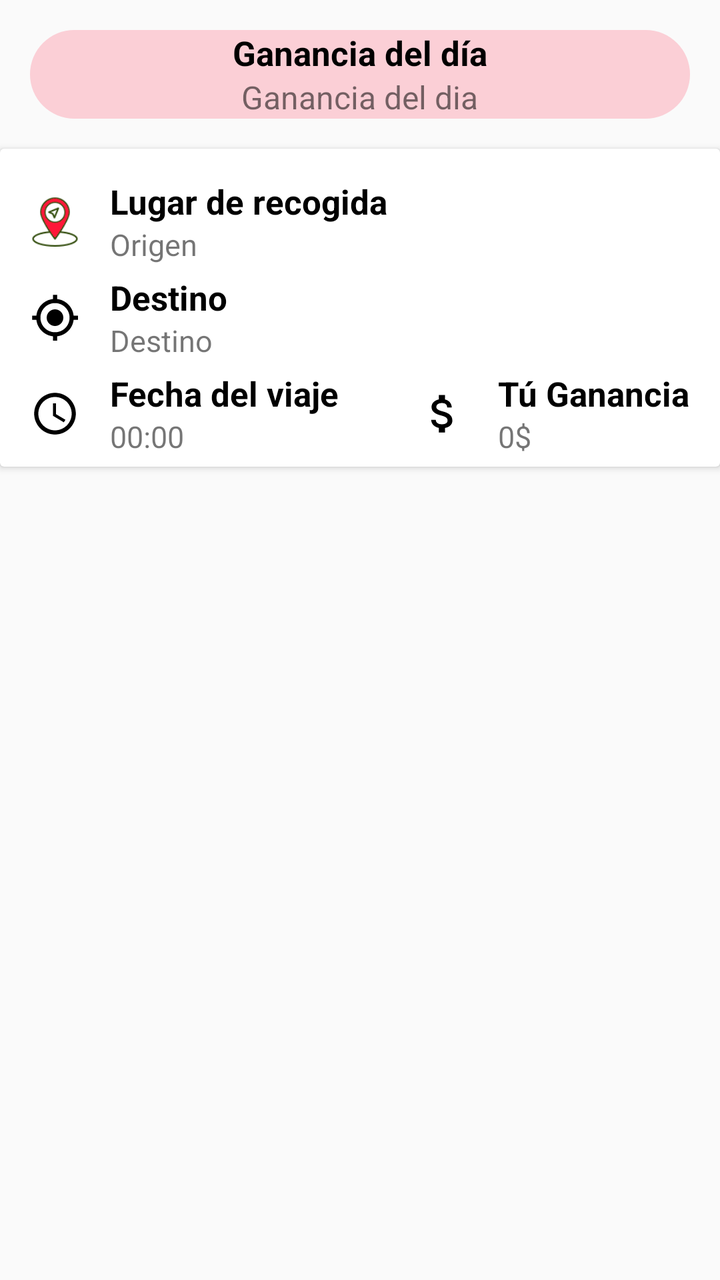
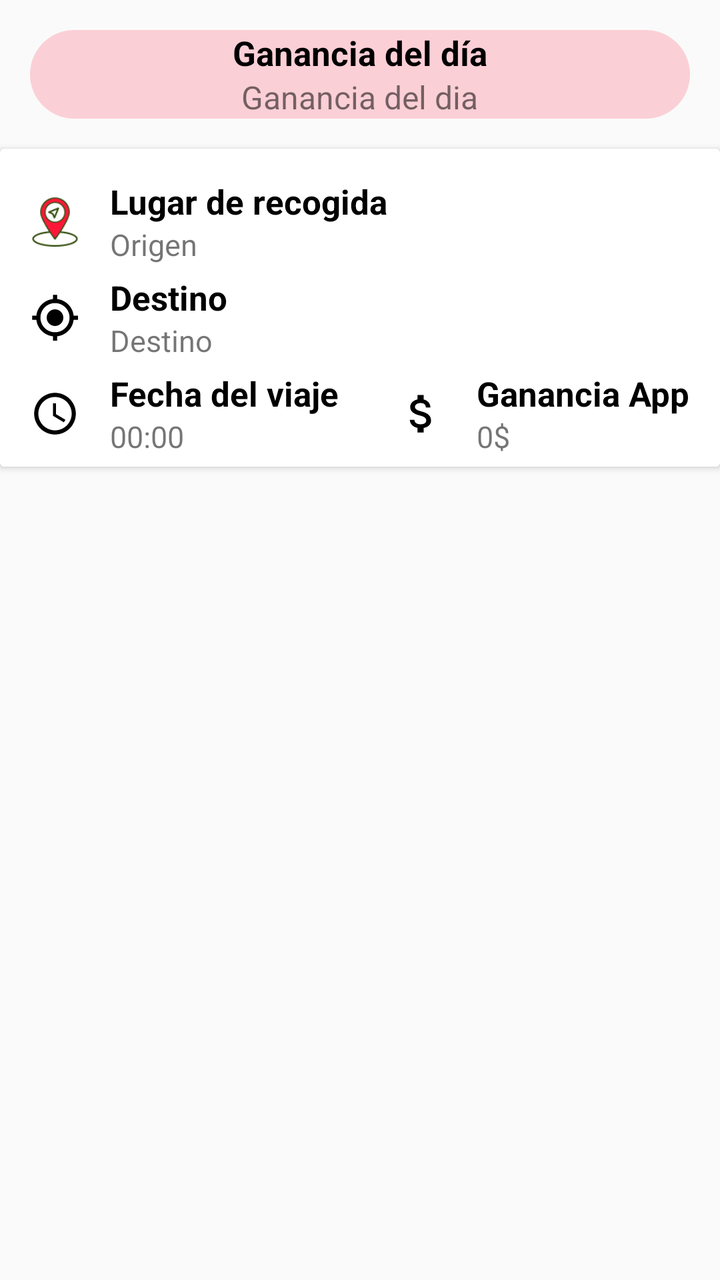

Screens rendered from an Android XML layout before and after an edit, with the pre-edit source and the edit as a unified diff.
<!-- AndroidManifest.xml: application theme Theme.Ixi_administrativo -->
<!-- res/layout/cardview_history.xml -->
<?xml version="1.0" encoding="utf-8"?>
<LinearLayout xmlns:android="http://schemas.android.com/apk/res/android"
    android:layout_width="match_parent"
    android:layout_height="wrap_content"
    android:orientation="vertical"
    android:layout_marginTop="5dp">

    <LinearLayout
        android:id="@+id/LinearGananciaDia"
        android:layout_width="match_parent"
        android:layout_height="wrap_content"
        android:orientation="vertical"
        android:layout_gravity="center"
        android:gravity="center"
        android:background="@drawable/fondo_redondo_rojo_claro"
        android:layout_margin="15dp">

        <TextView
            android:id="@+id/texview_gananciaDiaFecha"
            android:layout_width="wrap_content"
            android:layout_height="wrap_content"
            android:text="Ganancia del día"
            android:textStyle="bold"
            android:textColor="@color/black"
            android:textSize="17sp"/>

        <TextView
            android:id="@+id/textViewGanaciaDia"
            android:layout_width="wrap_content"
            android:layout_height="wrap_content"
            android:text="Ganancia del dia"
            android:textSize="16sp"/>

    </LinearLayout>

    <androidx.cardview.widget.CardView
        android:layout_width="match_parent"
        android:layout_height="wrap_content">

        <LinearLayout
            android:layout_width="match_parent"
            android:layout_height="match_parent"
            android:orientation="vertical"
            android:paddingTop="5dp"
            android:paddingBottom="5dp">


            <LinearLayout
                android:layout_width="match_parent"
                android:layout_height="wrap_content"
                android:orientation="horizontal"
                android:gravity="center_vertical"
                android:layout_marginLeft="15dp"
                android:layout_marginRight="15dp"
                android:layout_marginTop="5dp">




            </LinearLayout>

            <LinearLayout
                android:layout_width="match_parent"
                android:layout_height="wrap_content"
                android:orientation="horizontal"
                android:gravity="center_vertical"
                android:layout_marginLeft="15dp"
                android:layout_marginRight="15dp"
                android:layout_marginTop="5dp">

                <ImageView
                    android:layout_width="25dp"
                    android:layout_height="25dp"
                    android:src="@drawable/my_location_red" />

                <LinearLayout
                    android:layout_width="wrap_content"
                    android:layout_height="wrap_content"
                    android:orientation="vertical"
                    android:layout_marginLeft="15dp">

                    <TextView
                        android:layout_width="wrap_content"
                        android:layout_height="wrap_content"
                        android:text="Lugar de recogida"
                        android:textStyle="bold"
                        android:textColor="@color/black"
                        android:textSize="17sp"/>

                    <TextView
                        android:id="@+id/textViewPasajero"
                        android:layout_width="wrap_content"
                        android:layout_height="wrap_content"
                        android:text="Origen"
                        android:textSize="15sp"/>

                </LinearLayout>

            </LinearLayout>


            <LinearLayout
                android:layout_width="match_parent"
                android:layout_height="wrap_content"
                android:orientation="horizontal"
                android:gravity="center_vertical"
                android:layout_marginLeft="15dp"
                android:layout_marginRight="15dp"
                android:layout_marginTop="5dp">

                <ImageView
                    android:layout_width="25dp"
                    android:layout_height="25dp"
                    android:src="@drawable/baseline_my_location_24" />

                <LinearLayout
                    android:layout_width="wrap_content"
                    android:layout_height="wrap_content"
                    android:orientation="vertical"
                    android:layout_marginLeft="15dp">

                    <TextView
                        android:layout_width="wrap_content"
                        android:layout_height="wrap_content"
                        android:text="Destino"
                        android:textStyle="bold"
                        android:textColor="@color/black"
                        android:textSize="17sp"/>

                    <TextView
                        android:id="@+id/textViewDestination"
                        android:layout_width="wrap_content"
                        android:layout_height="wrap_content"
                        android:text="Destino"
                        android:textSize="15sp"/>

                </LinearLayout>

            </LinearLayout>


            <LinearLayout
                android:layout_width="match_parent"
                android:layout_height="wrap_content"
                android:orientation="horizontal"
                android:gravity="center_vertical"
                android:layout_marginLeft="15dp"
                android:layout_marginRight="15dp"
                android:layout_marginTop="5dp">

                <ImageView
                    android:layout_width="25dp"
                    android:layout_height="25dp"
                    android:src="@drawable/baseline_access_time_24" />

                <LinearLayout
                    android:layout_width="match_parent"
                    android:layout_height="match_parent"
                    android:layout_marginLeft="15dp"
                    android:layout_weight="1"
                    android:orientation="vertical">

                    <TextView
                        android:layout_width="wrap_content"
                        android:layout_height="wrap_content"
                        android:text="Fecha del viaje"
                        android:textColor="@color/black"
                        android:textSize="17sp"
                        android:textStyle="bold" />

                    <TextView
                        android:id="@+id/textViewDate"
                        android:layout_width="wrap_content"
                        android:layout_height="wrap_content"
                        android:text="00:00"
                        android:textSize="15sp" />

                </LinearLayout>

                <ImageView
                    android:layout_width="25dp"
                    android:layout_height="25dp"
                    android:src="@drawable/baseline_attach_money_24" />

                <LinearLayout
                    android:layout_width="wrap_content"
                    android:layout_height="wrap_content"
                    android:orientation="vertical"
                    android:layout_marginLeft="15dp">

                    <TextView
                        android:layout_width="wrap_content"
                        android:layout_height="wrap_content"
                        android:text="@string/TuGanancia"
                        android:textStyle="bold"
                        android:textColor="@color/black"
                        android:textSize="17sp"/>

                    <TextView
                        android:id="@+id/textViewGanacia"
                        android:layout_width="wrap_content"
                        android:layout_height="wrap_content"
                        android:text="0$"
                        android:textSize="15sp"/>

                </LinearLayout>

            </LinearLayout>

        </LinearLayout>
    </androidx.cardview.widget.CardView>
</LinearLayout>
<!-- resources referenced by this layout -->
<resources>
  <color name="black">#FF000000</color>
  <!-- drawable baseline_access_time_24 (drawable-v24) -->
  <vector android:height="24dp" android:tint="#000000"
      android:viewportHeight="24" android:viewportWidth="24"
      android:width="24dp" xmlns:android="http://schemas.android.com/apk/res/android">
      <path android:fillColor="@android:color/white" android:pathData="M11.99,2C6.47,2 2,6.48 2,12s4.47,10 9.99,10C17.52,22 22,17.52 22,12S17.52,2 11.99,2zM12,20c-4.42,0 -8,-3.58 -8,-8s3.58,-8 8,-8 8,3.58 8,8 -3.58,8 -8,8z"/>
      <path android:fillColor="@android:color/white" android:pathData="M12.5,7H11v6l5.25,3.15 0.75,-1.23 -4.5,-2.67z"/>
  </vector>
  <!-- drawable baseline_attach_money_24 (drawable) -->
  <vector android:height="24dp" android:tint="#000000"
      android:viewportHeight="24" android:viewportWidth="24"
      android:width="24dp" xmlns:android="http://schemas.android.com/apk/res/android">
      <path android:fillColor="@android:color/white" android:pathData="M11.8,10.9c-2.27,-0.59 -3,-1.2 -3,-2.15 0,-1.09 1.01,-1.85 2.7,-1.85 1.78,0 2.44,0.85 2.5,2.1h2.21c-0.07,-1.72 -1.12,-3.3 -3.21,-3.81V3h-3v2.16c-1.94,0.42 -3.5,1.68 -3.5,3.61 0,2.31 1.91,3.46 4.7,4.13 2.5,0.6 3,1.48 3,2.41 0,0.69 -0.49,1.79 -2.7,1.79 -2.06,0 -2.87,-0.92 -2.98,-2.1h-2.2c0.12,2.19 1.76,3.42 3.68,3.83V21h3v-2.15c1.95,-0.37 3.5,-1.5 3.5,-3.55 0,-2.84 -2.43,-3.81 -4.7,-4.4z"/>
  </vector>
  <!-- drawable baseline_my_location_24 (drawable) -->
  <vector android:height="24dp" android:tint="#000000"
      android:viewportHeight="24" android:viewportWidth="24"
      android:width="24dp" xmlns:android="http://schemas.android.com/apk/res/android">
      <path android:fillColor="@android:color/white" android:pathData="M12,8c-2.21,0 -4,1.79 -4,4s1.79,4 4,4 4,-1.79 4,-4 -1.79,-4 -4,-4zM20.94,11c-0.46,-4.17 -3.77,-7.48 -7.94,-7.94L13,1h-2v2.06C6.83,3.52 3.52,6.83 3.06,11L1,11v2h2.06c0.46,4.17 3.77,7.48 7.94,7.94L11,23h2v-2.06c4.17,-0.46 7.48,-3.77 7.94,-7.94L23,13v-2h-2.06zM12,19c-3.87,0 -7,-3.13 -7,-7s3.13,-7 7,-7 7,3.13 7,7 -3.13,7 -7,7z"/>
  </vector>
  <!-- drawable fondo_redondo_rojo_claro (drawable-v24) -->
  <?xml version="1.0" encoding="utf-8"?>
  <shape
      xmlns:android="http://schemas.android.com/apk/res/android">
  
      <corners android:radius="50dp"></corners>
      <solid android:color="@color/red_claro"></solid>
  </shape>
  <!-- drawable my_location_red: png bitmap (drawable, 3982 bytes) -->
  <string name="TuGanancia">Tú Ganancia</string>
  <style name="Theme.Ixi_administrativo" parent="Base.Theme.Ixi_administrativo" />
  <color name="red_claro">#31FB1B3E</color>
  <style name="Base.Theme.Ixi_administrativo" parent="Theme.AppCompat.Light.NoActionBar">
          
          <item name="colorPrimary">@color/rojo</item>
          <item name="colorPrimaryVariant">@color/white</item>
          <item name="colorOnPrimary">@color/white</item>
          
          <item name="colorSecondary">@color/black</item>
          <item name="colorSecondaryVariant">@color/rojo</item>
          <item name="colorOnSecondary">@color/black</item>
  
          <item name="android:statusBarColor">?attr/colorPrimary</item>
          <item name="colorControlNormal">@color/grey</item>
          <item name="colorControlActivated">@color/rojo</item>
          <item name="colorControlHighlight">@color/white</item>
          <item name="android:textColorHint">@color/white</item>
          <item name="android:progressBarStyle">@style/CustomProgressBar</item>
  
      </style>
  <color name="rojo">#EEF13737</color>
  <color name="white">#FFFFFFFF</color>
  <color name="grey">#BFBFBF</color>
  <style name="CustomProgressBar" parent="@android:style/Widget.ProgressBar">
          <item name="android:backgroundTint">@color/red</item>
      </style>
  <color name="red">#FF1739</color>
</resources>

<!-- the commit's change to res/layout/cardview_history.xml (unified diff, before → after) -->
@@ -191,10 +191,10 @@
                     <TextView
                         android:layout_width="wrap_content"
                         android:layout_height="wrap_content"
-                        android:text="@string/TuGanancia"
-                        android:textStyle="bold"
-                        android:textColor="@color/black"
-                        android:textSize="17sp"/>
+                        android:text="Ganancia App"
+                        android:textColor="@color/black"
+                        android:textSize="17sp"
+                        android:textStyle="bold" />
 
                     <TextView
                         android:id="@+id/textViewGanacia"
<!-- resource entries referenced after the edit -->
@@ -29,7 +29,6 @@
       <solid android:color="@color/red_claro"></solid>
   </shape>
   <!-- drawable my_location_red: png bitmap (drawable, 3982 bytes) -->
-  <string name="TuGanancia">Tú Ganancia</string>
   <style name="Theme.Ixi_administrativo" parent="Base.Theme.Ixi_administrativo" />
   <color name="red_claro">#31FB1B3E</color>
   <style name="Base.Theme.Ixi_administrativo" parent="Theme.AppCompat.Light.NoActionBar">
